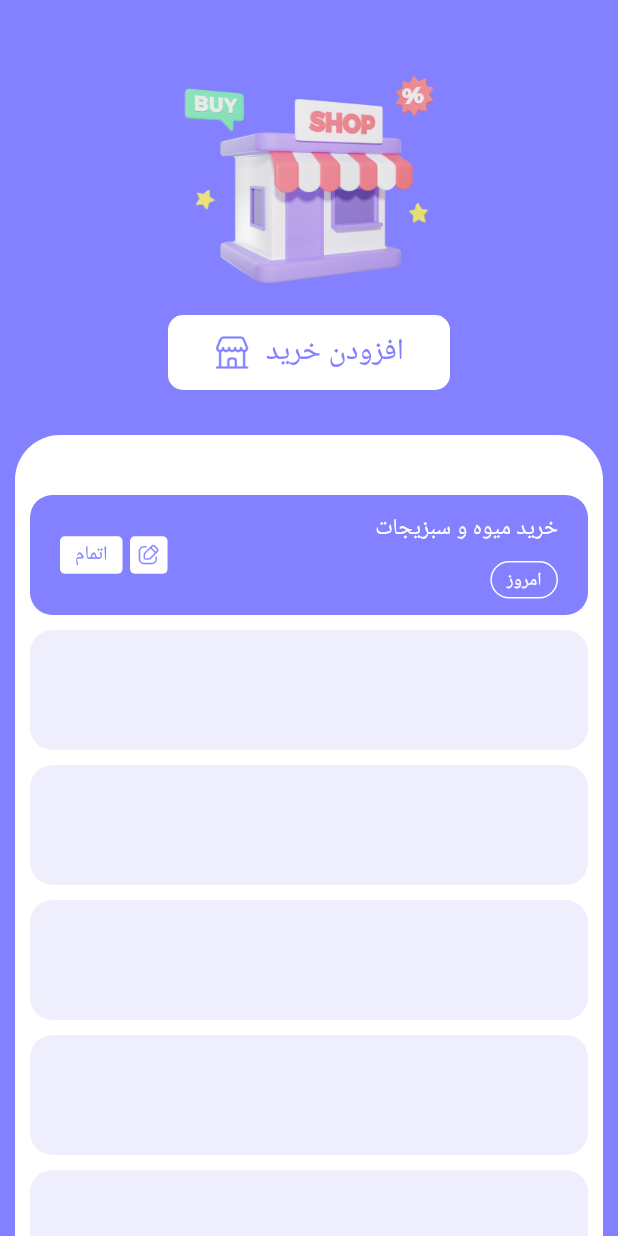
After one commit to mahdi008397/Shopping_List_v2, a Flutter app: the HomeScreen screen opened by its route, on a phone screen of 412 x 824 dp. The commit adds this screen. Run offline on Flutter 3.47's test engine with Material 3 defaults, Android fonts, the phone set to English and light mode, and no system bars; our stand-ins replace get_it, go_router, loading_animation_widget; Roboto replaces fonts that are missing (Yekan).

Commit message:
Create Home Screen Basics 🎳

```diff
--- a/lib/assets/assets.dart
+++ b/lib/assets/assets.dart
@@ -16,7 +16,8 @@ class Assets extends StatelessWidget {
   });
 
   static AssetsData of(BuildContext context) {
-    final widget = context.dependOnInheritedWidgetOfExactType<_InheritedAssets>();
+    final widget =
+        context.dependOnInheritedWidgetOfExactType<_InheritedAssets>();
     return widget?.assets ?? AssetsData.light();
   }
 
@@ -38,16 +39,20 @@ class _InheritedAssets extends InheritedWidget {
   });
 
   @override
-  bool updateShouldNotify(covariant _InheritedAssets oldWidget) => assets != oldWidget.assets;
+  bool updateShouldNotify(covariant _InheritedAssets oldWidget) =>
+      assets != oldWidget.assets;
 }
 
 class AssetsData {
   static AssetsData? _light;
   static AssetsData? _dark;
 
-  factory AssetsData.light() => _light ??= AssetsData._(brightness: Brightness.light);
-  factory AssetsData.dark() => _dark ??= AssetsData._(brightness: Brightness.dark);
-  factory AssetsData.brightness(Brightness brightness) => brightness == Brightness.light ? AssetsData.light() : AssetsData.dark();
+  factory AssetsData.light() =>
+      _light ??= AssetsData._(brightness: Brightness.light);
+  factory AssetsData.dark() =>
+      _dark ??= AssetsData._(brightness: Brightness.dark);
+  factory AssetsData.brightness(Brightness brightness) =>
+      brightness == Brightness.light ? AssetsData.light() : AssetsData.dark();
 
   final Brightness _brightness;
 
@@ -66,7 +71,7 @@ class _assets_fonts_dart {
 
   _assets_fonts_dart._({
     required Brightness brightness,
-  })  : _brightness = brightness;
+  }) : _brightness = brightness;
 
   final lalesaz_regular = 'Lalezar';
   final yekan = 'Yekan';
@@ -77,11 +82,17 @@ class _assets_images_dart {
 
   _assets_images_dart._({
     required Brightness brightness,
-  })  : _brightness = brightness;
+  }) : _brightness = brightness;
 
+  // splash
   final splash_back = 'assets/images/splash-back.png';
   final splash_vector = 'assets/images/splash-vector.png';
+  // wellcome
   final wellcome_vector_1 = 'assets/images/wellcome-vector-1.png';
   final wellcome_vector_2 = 'assets/images/wellcome-vector-2.png';
   final wellcome_vector_3 = 'assets/images/wellcome-vector-3.png';
+  // home page
+  final stor_icon = 'assets/images/stor-icon.png';
+  final home_vector = 'assets/images/home-vector.png';
+  final edit_icon = 'assets/images/edit-icon.png';
 }
--- a/lib/config/router/router.dart
+++ b/lib/config/router/router.dart
@@ -1,4 +1,5 @@
 import 'package:go_router/go_router.dart';
+import 'package:shopping_list_v2/presentation/views/home_screen.dart';
 import 'package:shopping_list_v2/presentation/views/splash_screen.dart';
 import 'package:shopping_list_v2/presentation/views/wellcome/wellcome_screen_p1.dart';
 import 'package:shopping_list_v2/presentation/views/wellcome/wellcome_screen_p2.dart';
@@ -23,6 +24,10 @@ class Routes {
         path: '/wellcome3',
         builder: (context, state) => const WellcomeScrennP3(),
       ),
+      GoRoute(
+        path: '/home',
+        builder: (context, state) => const HomeScreen(),
+      ),
       // GoRoute(
       //   path: '/home',
       //   builder: (context, state) => BlocProvider(
@@ -30,10 +35,6 @@ class Routes {
       //     child: const HomeScreen(),
       //   ),
       // ),
-      // GoRoute(
-      //   path: '/analyze',
-      //   builder: (context, state) => const AnalyzeScreen(),
-      // ),
     ],
   );
 }
--- /dev/null
+++ b/lib/presentation/views/home_screen.dart
@@ -0,0 +1,274 @@
+import 'package:flutter/material.dart';
+import 'package:shopping_list_v2/assets/assets.dart';
+
+class HomeScreen extends StatelessWidget {
+  const HomeScreen({super.key});
+
+  @override
+  Widget build(BuildContext context) {
+    double screenW = MediaQuery.of(context).size.width;
+    double screenH = MediaQuery.of(context).size.height;
+
+    return Scaffold(
+      backgroundColor: const Color.fromRGBO(131, 129, 255, 1),
+      body: SingleChildScrollView(
+        child: Row(
+          mainAxisAlignment: MainAxisAlignment.center,
+          children: [
+            Column(
+              crossAxisAlignment: CrossAxisAlignment.center,
+              children: [
+                const SizedBox(
+                  height: 50,
+                ),
+                Image.asset(
+                  AssetsData.light().images.home_vector,
+                  scale: 2,
+                ),
+                const SizedBox(
+                  height: 20,
+                ),
+                Container(
+                  width: 188,
+                  height: 50,
+                  decoration: const BoxDecoration(
+                    color: Colors.white,
+                    borderRadius: BorderRadius.all(Radius.circular(10)),
+                  ),
+                  child: Row(
+                    mainAxisAlignment: MainAxisAlignment.center,
+                    children: [
+                      Image.asset(
+                        AssetsData.light().images.stor_icon,
+                        scale: 2,
+                      ),
+                      const SizedBox(
+                        width: 10,
+                      ),
+                      Text(
+                        "افزودن خرید",
+                        style: TextStyle(
+                          fontSize: 20,
+                          color: const Color.fromRGBO(131, 129, 255, 1),
+                          fontWeight: FontWeight.w500,
+                          fontFamily: AssetsData.light().fonts.yekan,
+                        ),
+                      ),
+                    ],
+                  ),
+                ),
+                const SizedBox(
+                  height: 30,
+                ),
+                Container(
+                  width: screenW - 20,
+                  height: 900,
+                  decoration: const BoxDecoration(
+                    color: Colors.white,
+                    borderRadius: BorderRadius.only(
+                      topRight: Radius.circular(30),
+                      topLeft: Radius.circular(30),
+                    ),
+                  ),
+                  child: Column(
+                    children: [
+                      const SizedBox(
+                        height: 40,
+                      ),
+                      Container(
+                        width: screenW - 40,
+                        height: 80,
+                        decoration: const BoxDecoration(
+                          color: Color.fromRGBO(131, 129, 255, 1),
+                          borderRadius: BorderRadius.all(Radius.circular(15)),
+                        ),
+                        child: Padding(
+                          padding: const EdgeInsets.symmetric(horizontal: 20),
+                          child: Row(
+                            mainAxisAlignment: MainAxisAlignment.spaceBetween,
+                            children: [
+                              Row(
+                                children: [
+                                  Container(
+                                    decoration: const BoxDecoration(
+                                      color: Colors.white,
+                                      borderRadius: BorderRadius.all(
+                                          Radius.circular(3.13)),
+                                    ),
+                                    child: Padding(
+                                      padding: const EdgeInsets.symmetric(
+                                          horizontal: 10, vertical: 3),
+                                      child: Text(
+                                        "اتمام",
+                                        style: TextStyle(
+                                          fontSize: 13,
+                                          fontWeight: FontWeight.w500,
+                                          color: const Color.fromRGBO(
+                                              131, 129, 255, 1),
+                                          fontFamily:
+                                              AssetsData.light().fonts.yekan,
+                                        ),
+                                      ),
+                                    ),
+                                  ),
+                                  const SizedBox(
+                                    width: 5,
+                                  ),
+                                  Container(
+                                    decoration: const BoxDecoration(
+                                      color: Colors.white,
+                                      borderRadius: BorderRadius.all(
+                                          Radius.circular(3.13)),
+                                    ),
+                                    child: Padding(
+                                      padding: const EdgeInsets.all(5),
+                                      child: Image.asset(
+                                        AssetsData.light().images.edit_icon,
+                                        scale: 2,
+                                      ),
+                                    ),
+                                  ),
+                                ],
+                              ),
+                              Column(
+                                crossAxisAlignment: CrossAxisAlignment.end,
+                                mainAxisAlignment:
+                                    MainAxisAlignment.spaceEvenly,
+                                children: [
+                                  Text(
+                                    "خرید میوه و سبزیجات",
+                                    style: TextStyle(
+                                      fontSize: 15,
+                                      fontWeight: FontWeight.w500,
+                                      color: Colors.white,
+                                      fontFamily:
+                                          AssetsData.light().fonts.yekan,
+                                    ),
+                                  ),
+                                  Container(
+                                    decoration: BoxDecoration(
+                                      border: Border.all(
+                                          width: 1, color: Colors.white),
+                                      borderRadius: const BorderRadius.all(
+                                          Radius.circular(60)),
+                                    ),
+                                    child: Padding(
+                                      padding: const EdgeInsets.symmetric(
+                                          horizontal: 10, vertical: 3),
+                                      child: Text(
+                                        "امروز",
+                                        style: TextStyle(
+                                          fontSize: 12,
+                                          fontWeight: FontWeight.w500,
+                                          color: Colors.white,
+                                          fontFamily:
+                                              AssetsData.light().fonts.yekan,
+                                        ),
+                                      ),
+                                    ),
+                                  ),
+                                ],
+                              ),
+                            ],
+                          ),
+                        ),
+                      ),
+                      const SizedBox(
+                        height: 10,
+                      ),
+                      Container(
+                        width: screenW - 40,
+                        height: 80,
+                        decoration: const BoxDecoration(
+                          color: Color.fromRGBO(239, 238, 252, 1),
+                          borderRadius: BorderRadius.all(Radius.circular(15)),
+                        ),
+                      ),
+                      const SizedBox(
+                        height: 10,
+                      ),
+                      Container(
+                        width: screenW - 40,
+                        height: 80,
+                        decoration: const BoxDecoration(
+                          color: Color.fromRGBO(239, 238, 252, 1),
+                          borderRadius: BorderRadius.all(Radius.circular(15)),
+                        ),
+                      ),
+                      const SizedBox(
+                        height: 10,
+                      ),
+                      Container(
+                        width: screenW - 40,
+                        height: 80,
+                        decoration: const BoxDecoration(
+                          color: Color.fromRGBO(239, 238, 252, 1),
+                          borderRadius: BorderRadius.all(Radius.circular(15)),
+                        ),
+                      ),
+                      const SizedBox(
+                        height: 10,
+                      ),
+                      Container(
+                        width: screenW - 40,
+                        height: 80,
+                        decoration: const BoxDecoration(
+                          color: Color.fromRGBO(239, 238, 252, 1),
+                          borderRadius: BorderRadius.all(Radius.circular(15)),
+                        ),
+                      ),
+                      const SizedBox(
+                        height: 10,
+                      ),
+                      Container(
+                        width: screenW - 40,
+                        height: 80,
+                        decoration: const BoxDecoration(
+                          color: Color.fromRGBO(239, 238, 252, 1),
+                          borderRadius: BorderRadius.all(Radius.circular(15)),
+                        ),
+                      ),
+                      const SizedBox(
+                        height: 10,
+                      ),
+                      Container(
+                        width: screenW - 40,
+                        height: 80,
+                        decoration: const BoxDecoration(
+                          color: Color.fromRGBO(239, 238, 252, 1),
+                          borderRadius: BorderRadius.all(Radius.circular(15)),
+                        ),
+                      ),
+                      const SizedBox(
+                        height: 10,
+                      ),
+                      Container(
+                        width: screenW - 40,
+                        height: 80,
+                        decoration: const BoxDecoration(
+                          color: Color.fromRGBO(239, 238, 252, 1),
+                          borderRadius: BorderRadius.all(Radius.circular(15)),
+                        ),
+                      ),
+                      const SizedBox(
+                        height: 10,
+                      ),
+                      Container(
+                        width: screenW - 40,
+                        height: 80,
+                        decoration: const BoxDecoration(
+                          color: Color.fromRGBO(239, 238, 252, 1),
+                          borderRadius: BorderRadius.all(Radius.circular(15)),
+                        ),
+                      ),
+                    ],
+                  ),
+                ),
+              ],
+            ),
+          ],
+        ),
+      ),
+    );
+  }
+}
--- a/lib/presentation/views/wellcome/wellcome_screen_p3.dart
+++ b/lib/presentation/views/wellcome/wellcome_screen_p3.dart
@@ -1,4 +1,6 @@
 import 'package:flutter/material.dart';
+import 'package:flutter/widgets.dart';
+import 'package:go_router/go_router.dart';
 import 'package:shopping_list_v2/assets/assets.dart';
 
 class WellcomeScrennP3 extends StatelessWidget {
@@ -111,7 +113,11 @@ class WellcomeScrennP3 extends StatelessWidget {
                         ],
                       ),
                     ),
-                    Container(
+                    GestureDetector(
+                      onTap: () {
+                        context.go('/home');
+                      },
+                      child: Container(
                         width: 45,
                         height: 45,
                         decoration: const BoxDecoration(
@@ -119,6 +125,7 @@ class WellcomeScrennP3 extends StatelessWidget {
                           borderRadius: BorderRadius.all(Radius.circular(50)),
                         ),
                         child: const Icon(Icons.arrow_forward_ios_rounded),
+                      ),
                     ),
                   ],
                 ),
```
Also changed, not shown: assets/images/edit-icon.png (added), assets/images/home-vector.png (added), assets/images/stor-icon.png (added). Lines whose indentation alone changed are shown as unchanged.
